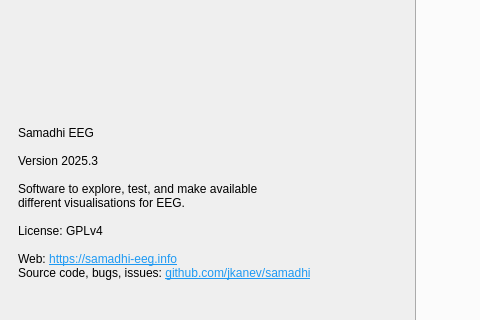
The window that mainwindow.ui (jkanev/samadhi) describes before a commit, drawn with Qt 5; both pictures show x 0 to 480 and y 275 to 595 of the 1257 by 900 pixel window.
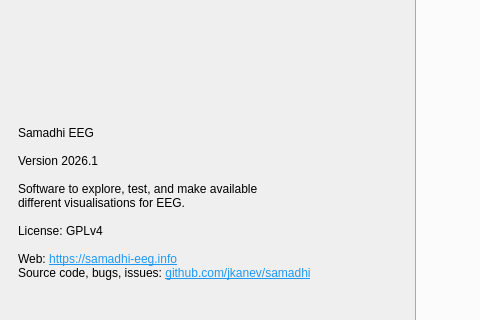
The same window after the commit. The open tabs and pages were chosen to show the change. Icons and pictures are not drawn.

Patch:
```diff
--- a/mainwindow.ui
+++ b/mainwindow.ui
@@ -192,7 +192,7 @@
         <item row="0" column="0">
          <widget class="QLabel" name="label">
           <property name="text">
-           <string>&lt;html&gt;&lt;head/&gt;&lt;body&gt;&lt;p&gt;Samadhi EEG&lt;br/&gt;&lt;br/&gt;Version 2025.3&lt;br/&gt;&lt;br/&gt;Software to explore, test, and make available&lt;br/&gt;different visualisations for EEG.&lt;br/&gt;&lt;br/&gt;License: GPLv4&lt;br/&gt;&lt;br/&gt;Web: &lt;a href=&quot;https://samadhi-eeg.info&quot;&gt;&lt;span style=&quot; text-decoration: underline; color:#1d99f3;&quot;&gt;https://samadhi-eeg.info&lt;br/&gt;&lt;/span&gt;&lt;/a&gt;Source code, bugs, issues: &lt;a href=&quot;https://github.com/jkanev/samadhi&quot;&gt;&lt;span style=&quot; text-decoration: underline; color:#1d99f3;&quot;&gt;github.com/jkanev/samadhi&lt;/span&gt;&lt;/a&gt;&lt;/p&gt;&lt;/body&gt;&lt;/html&gt;</string>
+           <string>&lt;html&gt;&lt;head/&gt;&lt;body&gt;&lt;p&gt;Samadhi EEG&lt;br/&gt;&lt;br/&gt;Version 2026.1&lt;br/&gt;&lt;br/&gt;Software to explore, test, and make available&lt;br/&gt;different visualisations for EEG.&lt;br/&gt;&lt;br/&gt;License: GPLv4&lt;br/&gt;&lt;br/&gt;Web: &lt;a href=&quot;https://samadhi-eeg.info&quot;&gt;&lt;span style=&quot; text-decoration: underline; color:#1d99f3;&quot;&gt;https://samadhi-eeg.info&lt;br/&gt;&lt;/span&gt;&lt;/a&gt;Source code, bugs, issues: &lt;a href=&quot;https://github.com/jkanev/samadhi&quot;&gt;&lt;span style=&quot; text-decoration: underline; color:#1d99f3;&quot;&gt;github.com/jkanev/samadhi&lt;/span&gt;&lt;/a&gt;&lt;/p&gt;&lt;/body&gt;&lt;/html&gt;</string>
           </property>
          </widget>
         </item>
```
